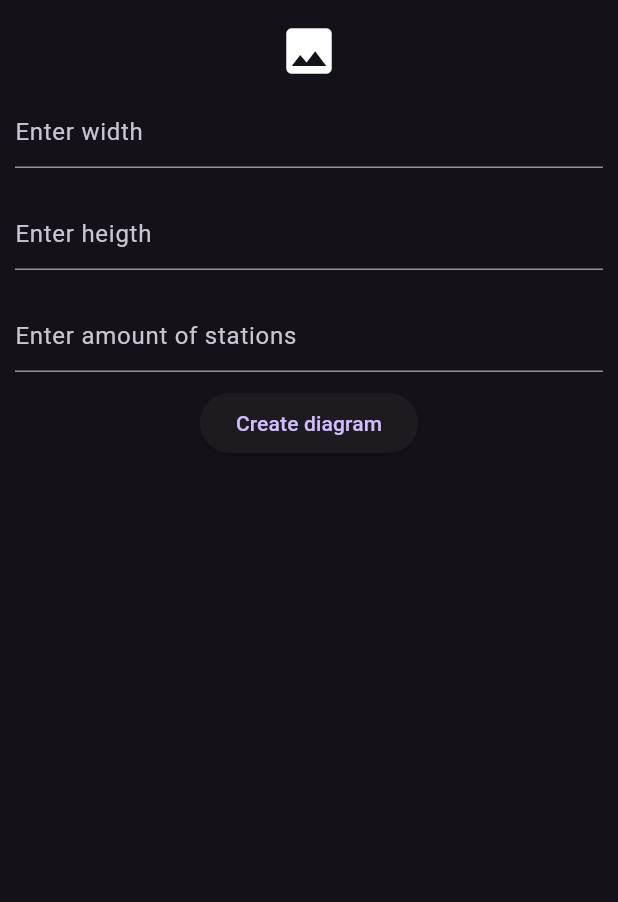
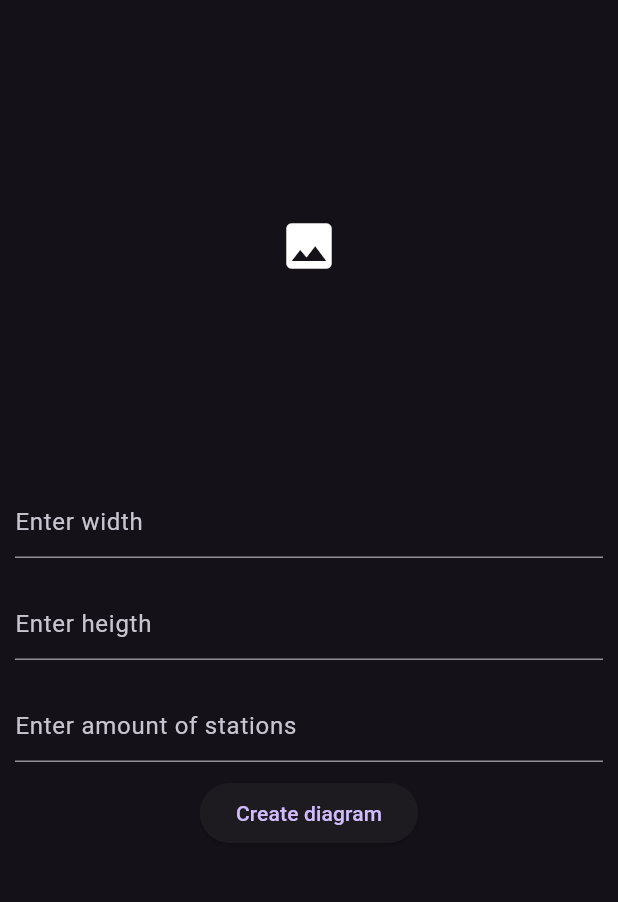
Before and after one commit to vladsodev/voronoi-app, a Flutter app: the screen it shows after launch, on a phone screen of 412 x 824 dp, the part 63-965 px from its top. Run offline on Flutter 3.47's test engine with Material 3 defaults, Android fonts, the phone set to English and light mode, and no system bars.

Commit message:
indicator centered

```diff
--- a/lib/voronoi_page_async.dart
+++ b/lib/voronoi_page_async.dart
@@ -3,6 +3,7 @@ import 'package:flutter/material.dart';
 import 'package:voronoi/textfield.dart';
 import 'package:voronoi/researches.dart';
 import 'package:image/image.dart' as img;
+
 
 Uint8List createDiagram(List<dynamic> params) {
     int width = params[0];
@@ -13,7 +14,7 @@ Uint8List createDiagram(List<dynamic> params) {
     }
     // Creating new image
     img.Image diagram = img.Image(width: width, height: height);
-    print('image created');
+    debugPrint('image created');
     List<DrawPixels> baseStationList = generatePixels(basedStation, width, height);
     for (var pixel in baseStationList) {
       pixel.color = generateRandomColor();
@@ -76,19 +77,22 @@ class _VoronoiPageAsyncState extends State<VoronoiPageAsync> {
         child: Center(
           child: Column(
             children: [
-              FutureBuilder(
+              SizedBox(
+                height: 300,
+                child: FutureBuilder(
                   future: diagramImage,
                   builder: (context, AsyncSnapshot<Uint8List> snapshot) {
                     if (snapshot.hasData == false) {
                       return const Center( child: Icon(Icons.image, size: 40,));
                     }
                     if (snapshot.connectionState != ConnectionState.done) {
-                    print('connection state waiting');
-                    return const CircularProgressIndicator();
+                      debugPrint('connection state waiting');
+                      return  const Center(child: CircularProgressIndicator());
                     }
-                  print('begin');
+                    debugPrint('begin');
                     return Image.memory(snapshot.data!);
                   },
+                ),
               ),
               MyTextField(
                 hintText: 'Enter width',
```
Lines whose indentation alone changed are shown as unchanged.
